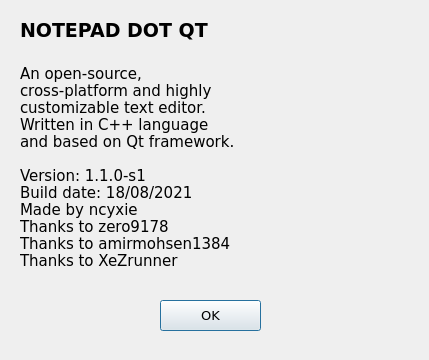
First picture: the form in aboutdialog.ui, repository ncyxie/Notepad-DOT-Qt, before the edit.
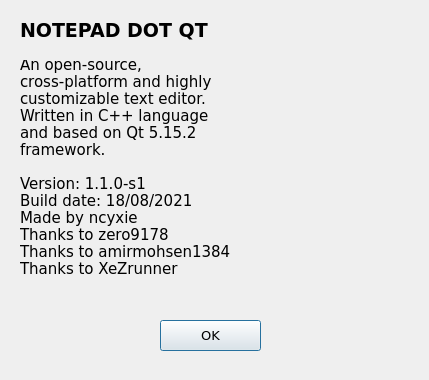
Second picture: the form after the edit. Icons and pictures are not drawn.

Commit message: Minor changes in About dialog form

Diff of the .ui file:
```diff
--- a/aboutdialog.ui
+++ b/aboutdialog.ui
@@ -7,7 +7,7 @@
     <x>0</x>
     <y>0</y>
     <width>429</width>
-    <height>360</height>
+    <height>380</height>
    </rect>
   </property>
   <property name="windowTitle">
@@ -61,7 +61,8 @@
 cross-platform and highly
 customizable text editor.
 Written in C++ language
-and based on Qt framework. 
+and based on Qt 5.15.2
+framework. 
 
 Version: 1.1.0-s1
 Build date: 18/08/2021
@@ -89,7 +90,7 @@
    <property name="geometry">
     <rect>
      <x>160</x>
-     <y>300</y>
+     <y>320</y>
      <width>101</width>
      <height>31</height>
     </rect>
```
